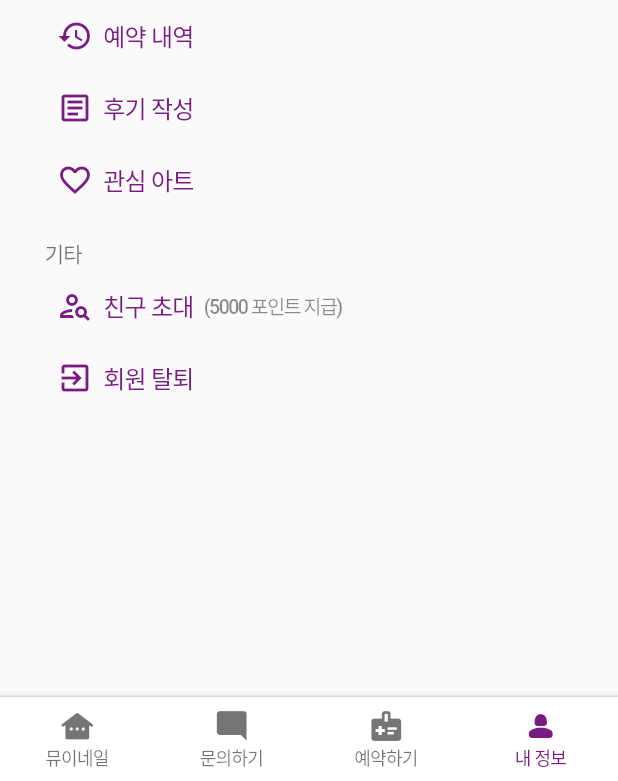
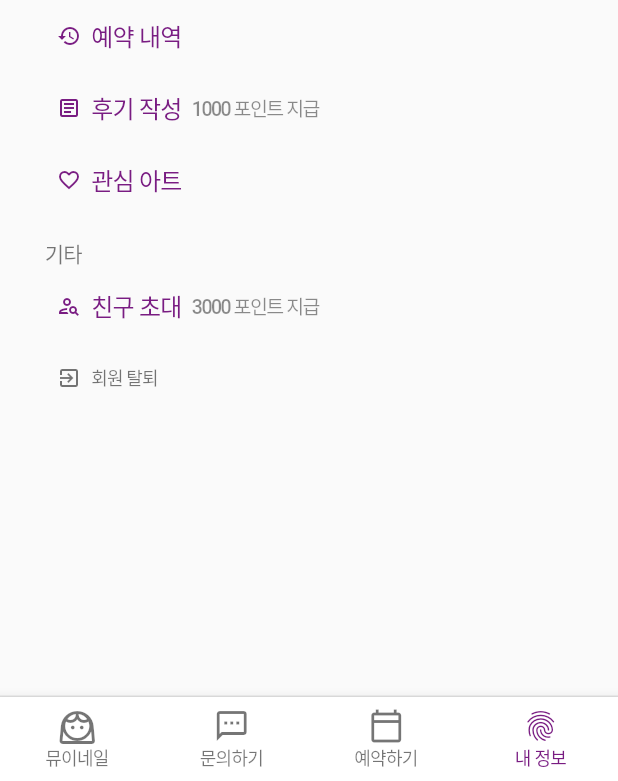
Before and after one commit to binbyz/flutter-mueynail, a Flutter app: the screen it shows after launch, item 4 of the bottom bar chosen, on a phone screen of 412 x 824 dp, the part 455-1236 px from its top. Run offline on Flutter 3.47's test engine with Material 2 defaults, Android fonts, the phone set to English and light mode, and no system bars; our stand-ins replace carousel_slider; network calls fail.

Commit message:
update: 스타일링

```diff
--- a/lib/app/components/app_navigation.dart
+++ b/lib/app/components/app_navigation.dart
@@ -26,10 +26,10 @@ class AppNavigation extends StatelessWidget {
         selectedItemColor: primaryColor,
         selectedLabelStyle: navigationTextStyle,
         items: const [
-          BottomNavigationBarItem(icon: Icon(Icons.other_houses_rounded), label: valueBrand),
-          BottomNavigationBarItem(icon: Icon(Icons.mode_comment), label: '문의하기'),
-          BottomNavigationBarItem(icon: Icon(Icons.medical_information), label: '예약하기'),
-          BottomNavigationBarItem(icon: Icon(Icons.person_2_rounded), label: '내 정보'),
+          BottomNavigationBarItem(icon: Icon(Icons.face_3_outlined), label: valueBrand),
+          BottomNavigationBarItem(icon: Icon(Icons.sms_outlined), label: '문의하기'),
+          BottomNavigationBarItem(icon: Icon(Icons.calendar_today_outlined), label: '예약하기'),
+          BottomNavigationBarItem(icon: Icon(Icons.fingerprint_outlined), label: '내 정보'),
         ],
       ),
     );
--- a/lib/screens/member/member_screen.dart
+++ b/lib/screens/member/member_screen.dart
@@ -93,12 +93,12 @@ class MemberScreen extends StatelessWidget {
       children: [
         _menuPartTitle(valueBrand),
         _menuPartButton(icon: Icons.history, label: '예약 내역'),
-        _menuPartButton(icon: Icons.article_outlined, label: '후기 작성'),
+        _menuPartButton(icon: Icons.article_outlined, label: '후기 작성', description: '1000 포인트 지급'),
         _menuPartButton(icon: Icons.favorite_outline, label: '관심 아트'),
         const SizedBox(height: 15),
         _menuPartTitle('기타'),
-        _menuPartButton(icon: Icons.person_search_outlined, label: '친구 초대', description: '(5000 포인트 지급)'),
-        _menuPartButton(icon: Icons.exit_to_app_outlined, label: '회원 탈퇴'),
+        _menuPartButton(icon: Icons.person_search_outlined, label: '친구 초대', description: '3000 포인트 지급'),
+        _menuPartButton(icon: Icons.exit_to_app_outlined, label: '회원 탈퇴', blindItem: true),
       ],
     );
   }
@@ -107,14 +107,27 @@ class MemberScreen extends StatelessWidget {
     return Text(title, style: normalTextStyle.copyWith(color: Colors.black54, fontSize: 14));
   }
 
-  Widget _menuPartButton({required IconData icon, required String label, String description = ''}) {
+  Widget _menuPartButton({
+    required IconData icon,
+    required String label,
+    String description = '',
+    bool blindItem = false,
+  }) {
+    final color = (blindItem == false) ? primaryColor : Colors.black54;
+
+    final textStyle = TextStyle(
+      color: color,
+      fontSize: (blindItem == false) ? 16 : 12,
+      fontWeight: (blindItem == false) ? FontWeight.w500 : FontWeight.w200,
+    );
+
     return TextButton(
       onPressed: () {},
       child: Row(
         children: [
-          Icon(icon),
+          Icon(icon, size: 16, color: color),
           const SizedBox(width: 7),
-          Text(label, style: const TextStyle(fontSize: 16, fontWeight: FontWeight.w500)),
+          Text(label, style: textStyle),
           const SizedBox(width: 7),
           Text(description, style: summaryTextStyle)
         ],
```
